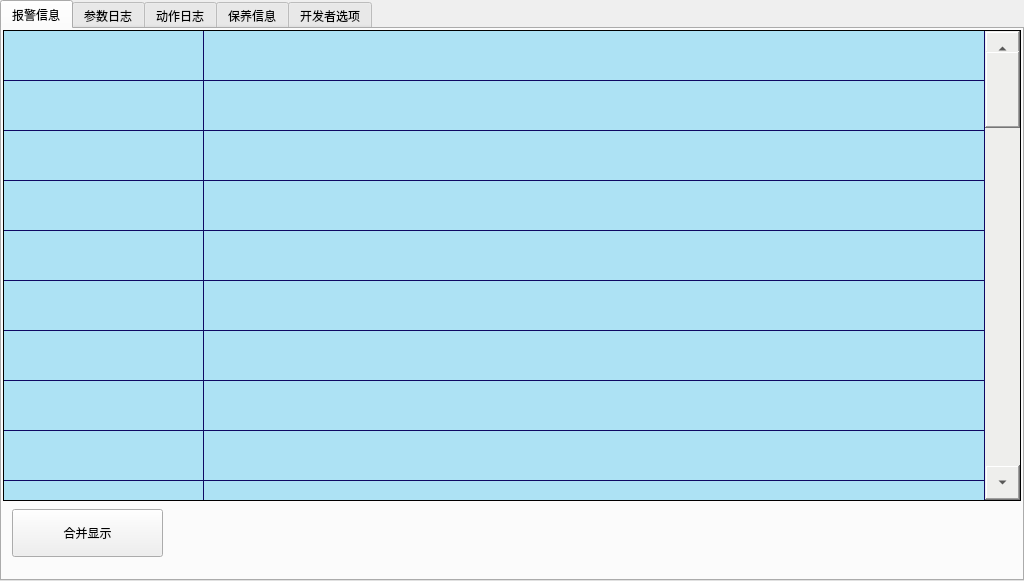
Before: the Qt Designer form alarmform.ui in Jade-yun/MachineTool, drawn with Qt 5.
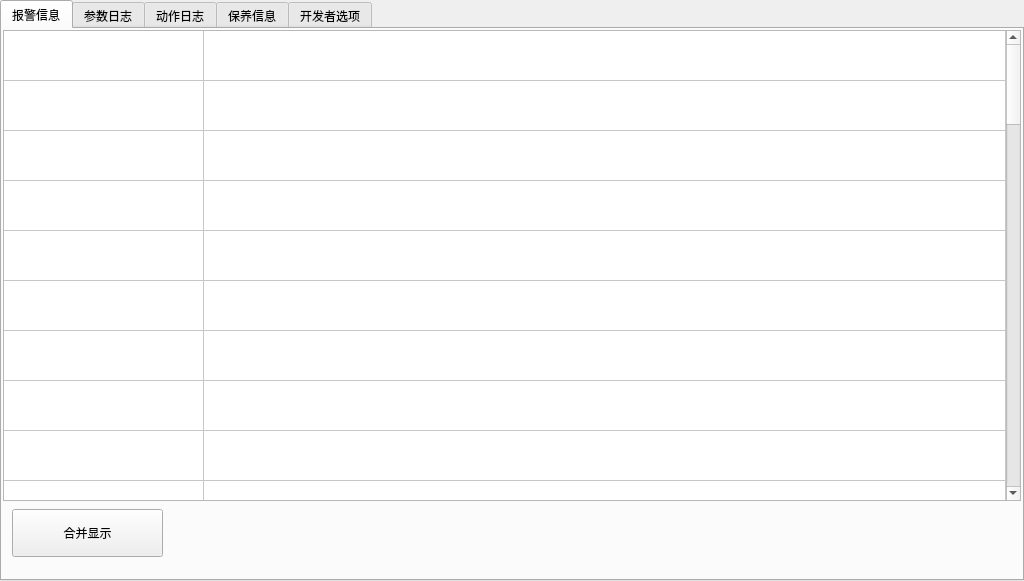
After: the same form once the commit is applied. Icons and pictures are not drawn.

Patch:
```diff
--- a/alarmform.ui
+++ b/alarmform.ui
@@ -14,32 +14,7 @@
    <string>Form</string>
   </property>
   <property name="styleSheet">
-   <string notr="true">QTableWidget{
-	background-color:#ADE2F4;
-	alternate-background-color:#F8FAD2;
-	border:1px solid black;
-	gridline-color:#0F0963;
-}
-
- QScrollBar:vertical
-{ /*滑块设置*/
-	width:35px;
-	background: rgb(238, 238, 236);
-	padding-top:20px;
-	padding-bottom:20px;
-}
-/*按压时的颜色*/
-QScrollBar::handle:vertical:hover
-{
-	background:rgb(46, 165, 250);
-	border-radius:4px;
-}
-
-QHeaderView                    // QTableWidget 标题头整个区域
-{
-    background:;        // 整个标题头区域背景色
-	color: rgb(255, 170, 127);
-}</string>
+   <string notr="true"/>
   </property>
   <widget class="QTabWidget" name="tabWidget">
    <property name="geometry">
```
